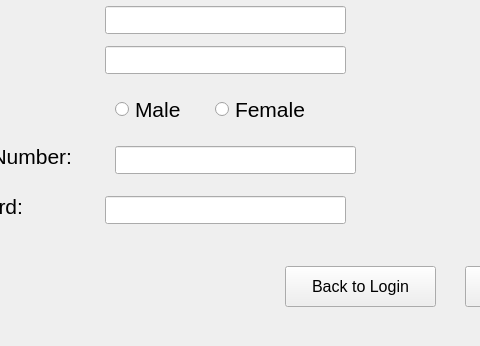
This is Cinema-GUI/createAcc.ui in abohoss/Cinema-Booking-System as Qt 5 draws it before an edit; both pictures show x 135 to 615 and y 254 to 600 of the 800 by 600 pixel window. The edited form follows.
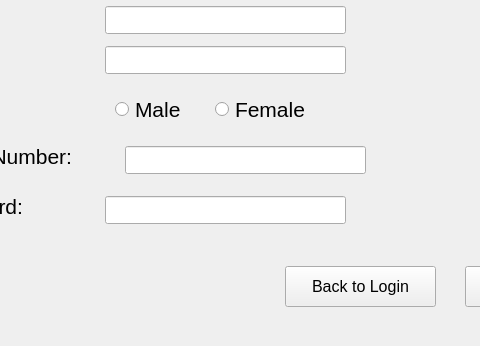
This is the edited form.

```diff
--- a/Cinema-GUI/createAcc.ui
+++ b/Cinema-GUI/createAcc.ui
@@ -196,7 +196,7 @@
    <widget class="QLineEdit" name="phoneField">
     <property name="geometry">
      <rect>
-      <x>250</x>
+      <x>260</x>
       <y>400</y>
       <width>241</width>
       <height>28</height>
```
Left out of the diff: 21 changed lines with no effect on the pictures.
